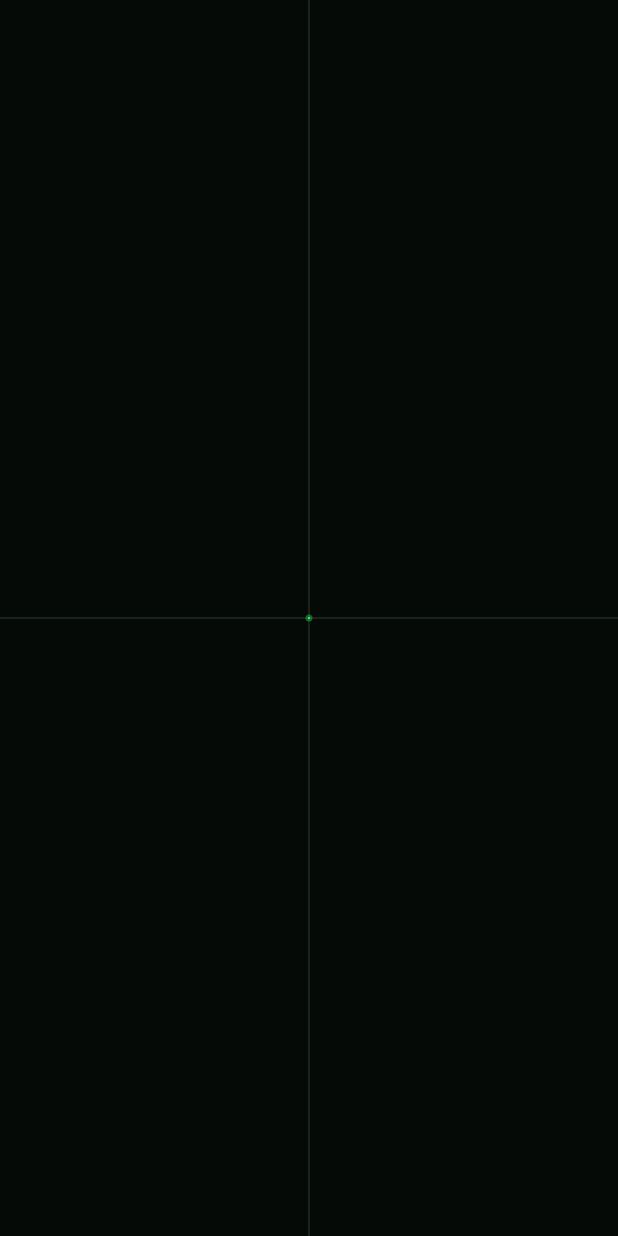
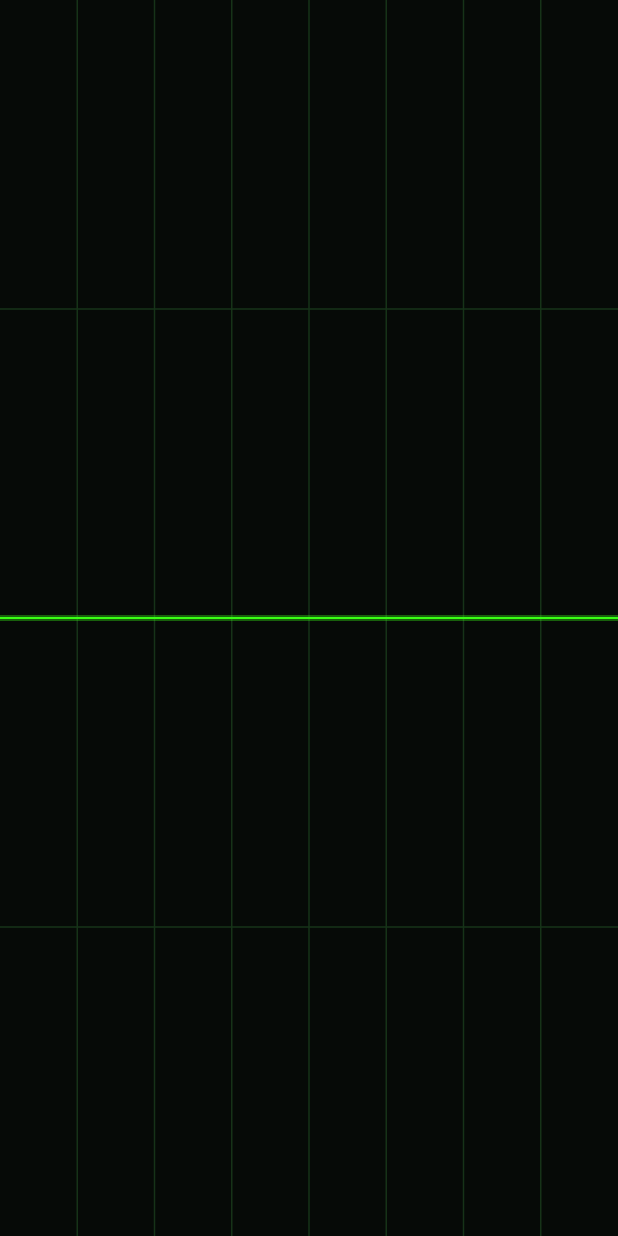
Before and after one commit to VK-VfX/SpiralbySamNick, an Android app built with Jetpack Compose: the composable OscilloscopeScreen shown on its own in the app's theme, on a phone screen of 412 x 824 dp. Run offline under Robolectric (Android 15) with nearby library versions, the phone set to English and light mode, and no system bars.

Commit message:
Rework oscilloscope to a classic Y-T waveform trace
The X/Y Lissajous plot (left channel as X, right as Y) wasn't what "an
oscilloscope" reads as to most people -- a reference screenshot confirmed
the expectation was the standard amplitude-vs-time trace instead. Replaced
the X/Y plot with a Y-T waveform: mono-downmixed samples plotted against
time left to right over a graticule grid, denser point count (800 vs 512)
for a busier, more waveform-like trace.

```diff
--- a/NeverSpiral/app/src/main/java/com/samnick/neverspiral/AudioAnalyzer.kt
+++ b/NeverSpiral/app/src/main/java/com/samnick/neverspiral/AudioAnalyzer.kt
@@ -5,14 +5,13 @@ import kotlinx.coroutines.flow.StateFlow
 
 /**
  * Latest instantaneous RMS amplitude (for the VU meter), log-spaced frequency-band levels (for
- * the spectrum view), and a decimated left/right sample trace (for the oscilloscope) from
+ * the spectrum view), and a decimated time-domain waveform window (for the oscilloscope) from
  * captured audio.
  */
 data class AudioSnapshot(
     val raw: Float = 0f,
     val bands: FloatArray = FloatArray(SpectrumAnalyzer.BAND_COUNT),
-    val scopeX: FloatArray = FloatArray(OscilloscopeEngine.POINT_COUNT),
-    val scopeY: FloatArray = FloatArray(OscilloscopeEngine.POINT_COUNT),
+    val waveform: FloatArray = FloatArray(OscilloscopeEngine.POINT_COUNT),
 )
 
 /**
@@ -26,14 +25,13 @@ object AudioAnalyzer {
     private val _snapshots = MutableStateFlow(AudioSnapshot())
     val snapshots: StateFlow<AudioSnapshot> = _snapshots
 
-    /** [bands], [scopeX], and [scopeY] are optional: pass null to keep the previous value. */
-    fun publish(raw: Float, bands: FloatArray? = null, scopeX: FloatArray? = null, scopeY: FloatArray? = null) {
+    /** [bands] and [waveform] are optional: pass null to keep the previous value. */
+    fun publish(raw: Float, bands: FloatArray? = null, waveform: FloatArray? = null) {
         val current = _snapshots.value
         _snapshots.value = AudioSnapshot(
             raw = raw,
             bands = bands ?: current.bands,
-            scopeX = scopeX ?: current.scopeX,
-            scopeY = scopeY ?: current.scopeY,
+            waveform = waveform ?: current.waveform,
         )
     }
 
--- a/NeverSpiral/app/src/main/java/com/samnick/neverspiral/AudioCaptureService.kt
+++ b/NeverSpiral/app/src/main/java/com/samnick/neverspiral/AudioCaptureService.kt
@@ -171,15 +171,13 @@ class AudioCaptureService : Service() {
         val bands = if (frames >= SpectrumAnalyzer.FFT_SIZE) SpectrumAnalyzer.computeBands(mono) else null
 
         val pointCount = OscilloscopeEngine.POINT_COUNT
-        val scopeX = FloatArray(pointCount)
-        val scopeY = FloatArray(pointCount)
+        val waveform = FloatArray(pointCount)
         for (i in 0 until pointCount) {
             val frameIndex = (i * frames / pointCount).coerceIn(0, frames - 1)
-            scopeX[i] = buffer[frameIndex * 2].toFloat() / Short.MAX_VALUE
-            scopeY[i] = buffer[frameIndex * 2 + 1].toFloat() / Short.MAX_VALUE
+            waveform[i] = mono[frameIndex].toFloat() / Short.MAX_VALUE
         }
 
-        AudioAnalyzer.publish(rms, bands, scopeX, scopeY)
+        AudioAnalyzer.publish(rms, bands, waveform)
     }
 
     override fun onDestroy() {
--- a/NeverSpiral/app/src/main/java/com/samnick/neverspiral/MainScreen.kt
+++ b/NeverSpiral/app/src/main/java/com/samnick/neverspiral/MainScreen.kt
@@ -88,7 +88,7 @@ fun MainScreen() {
                 val snapshot = AudioAnalyzer.snapshots.value
                 vuMeter.step(dt, snapshot.raw)
                 spectrum.step(dt, snapshot.bands)
-                oscilloscope.step(dt, snapshot.scopeX, snapshot.scopeY)
+                oscilloscope.step(dt, snapshot.waveform)
             }
         }
     }
--- a/NeverSpiral/app/src/main/java/com/samnick/neverspiral/OscilloscopeEngine.kt
+++ b/NeverSpiral/app/src/main/java/com/samnick/neverspiral/OscilloscopeEngine.kt
@@ -5,34 +5,31 @@ import androidx.compose.runtime.mutableFloatStateOf
 import androidx.compose.runtime.setValue
 
 /**
- * Holds the latest left/right sample trace for the X/Y oscilloscope view. The trace is drawn raw
- * -- smoothing it would blur the Lissajous shapes an oscilloscope is meant to show. [elapsed]
- * exists purely as a Compose-observable value so the Canvas redraws every frame even though the
- * point arrays themselves are plain, non-observable arrays (mutated in place to avoid allocating
- * a new array every frame).
+ * Holds the latest time-domain waveform window for the oscilloscope view: amplitude on the Y
+ * axis, time on the X axis, exactly like a benchtop scope's normal Y-T mode. Drawn raw --
+ * smoothing it would blur the waveform's actual shape. [elapsed] exists purely as a
+ * Compose-observable value so the Canvas redraws every frame even though [samples] itself is a
+ * plain, non-observable array (mutated in place to avoid allocating a new array every frame).
  */
 class OscilloscopeEngine {
-    val pointsX = FloatArray(POINT_COUNT)
-    val pointsY = FloatArray(POINT_COUNT)
+    val samples = FloatArray(POINT_COUNT)
 
     var elapsed by mutableFloatStateOf(0f)
         private set
 
-    fun step(dtSeconds: Float, x: FloatArray, y: FloatArray) {
+    fun step(dtSeconds: Float, waveform: FloatArray) {
         elapsed += dtSeconds.coerceIn(0f, 0.1f)
-        val n = minOf(POINT_COUNT, x.size, y.size)
+        val n = minOf(POINT_COUNT, waveform.size)
         for (i in 0 until n) {
-            pointsX[i] = x[i]
-            pointsY[i] = y[i]
+            samples[i] = waveform[i]
         }
     }
 
     fun reset() {
-        pointsX.fill(0f)
-        pointsY.fill(0f)
+        samples.fill(0f)
     }
 
     companion object {
-        const val POINT_COUNT = 512
+        const val POINT_COUNT = 800
     }
 }
--- a/NeverSpiral/app/src/main/java/com/samnick/neverspiral/OscilloscopeScreen.kt
+++ b/NeverSpiral/app/src/main/java/com/samnick/neverspiral/OscilloscopeScreen.kt
@@ -11,37 +11,45 @@ import androidx.compose.ui.graphics.StrokeCap
 import androidx.compose.ui.graphics.StrokeJoin
 import androidx.compose.ui.graphics.drawscope.Stroke
 
-private val SCOPE_COLOR = Color(0xFF39FF6A)
-private val GRID_COLOR = Color(0xFF16241A)
+private val SCOPE_COLOR = Color(0xFF39FF14)
+private val GRID_COLOR = Color(0xFF163318)
+
+private const val GRID_COLUMNS = 8
+private const val GRID_ROWS = 4
 
 /**
- * X/Y "oscilloscope music" view: the left channel drives the horizontal position and the right
- * channel the vertical position, exactly like feeding two channels into a scope's X/Y mode --
- * a sine on both channels traces a circle, matched square waves trace geometric shapes.
+ * Classic Y-T oscilloscope view: amplitude on the vertical axis, time flowing left to right,
+ * same as a benchtop scope's normal (non X/Y) mode -- the shape traces the waveform itself, not
+ * a stereo Lissajous figure.
  */
 @Composable
 fun OscilloscopeScreen(engine: OscilloscopeEngine) {
     Canvas(modifier = Modifier.fillMaxSize()) {
         // Reading elapsed (Compose state) here is what makes this Canvas redraw every frame --
-        // the actual trace data lives in plain arrays that Compose can't observe on its own.
+        // the actual trace data lives in a plain array that Compose can't observe on its own.
         @Suppress("UNUSED_EXPRESSION")
         engine.elapsed
 
         drawRect(color = Color(0xFF060A07))
 
-        val center = Offset(size.width / 2f, size.height / 2f)
-        val scale = minOf(size.width, size.height) / 2f * 0.85f
+        // Graticule, reminiscent of a real oscilloscope screen.
+        for (col in 1 until GRID_COLUMNS) {
+            val x = size.width * col / GRID_COLUMNS
+            drawLine(GRID_COLOR, Offset(x, 0f), Offset(x, size.height), strokeWidth = 1.5f)
+        }
+        for (row in 1 until GRID_ROWS) {
+            val y = size.height * row / GRID_ROWS
+            drawLine(GRID_COLOR, Offset(0f, y), Offset(size.width, y), strokeWidth = 1.5f)
+        }
+        val centerY = size.height / 2f
+        drawLine(GRID_COLOR, Offset(0f, centerY), Offset(size.width, centerY), strokeWidth = 2f)
 
-        // Faint crosshair, reminiscent of a real oscilloscope graticule.
-        drawLine(GRID_COLOR, Offset(0f, center.y), Offset(size.width, center.y), strokeWidth = 2f)
-        drawLine(GRID_COLOR, Offset(center.x, 0f), Offset(center.x, size.height), strokeWidth = 2f)
-
+        val amplitude = size.height * 0.42f
+        val n = engine.samples.size
         val path = Path()
-        val n = engine.pointsX.size
         for (i in 0 until n) {
-            val x = center.x + engine.pointsX[i] * scale
-            // Flip Y so a positive right-channel value draws upward, matching a real scope.
-            val y = center.y - engine.pointsY[i] * scale
+            val x = size.width * i / (n - 1).coerceAtLeast(1)
+            val y = centerY - engine.samples[i] * amplitude
             if (i == 0) path.moveTo(x, y) else path.lineTo(x, y)
         }
 
@@ -49,12 +57,12 @@ fun OscilloscopeScreen(engine: OscilloscopeEngine) {
         drawPath(
             path,
             color = SCOPE_COLOR.copy(alpha = 0.35f),
-            style = Stroke(width = 7f, cap = StrokeCap.Round, join = StrokeJoin.Round),
+            style = Stroke(width = 6f, cap = StrokeCap.Round, join = StrokeJoin.Round),
         )
         drawPath(
             path,
             color = SCOPE_COLOR,
-            style = Stroke(width = 2.2f, cap = StrokeCap.Round, join = StrokeJoin.Round),
+            style = Stroke(width = 2f, cap = StrokeCap.Round, join = StrokeJoin.Round),
         )
     }
 }
```
Also changed, not shown: 1 other file.
